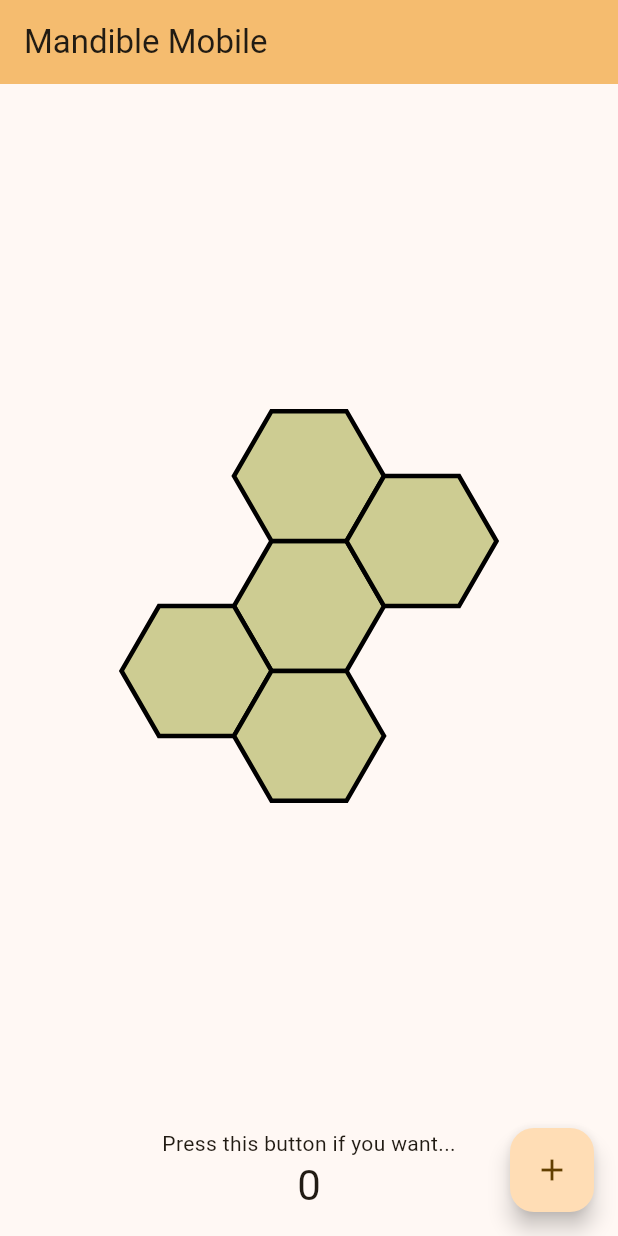
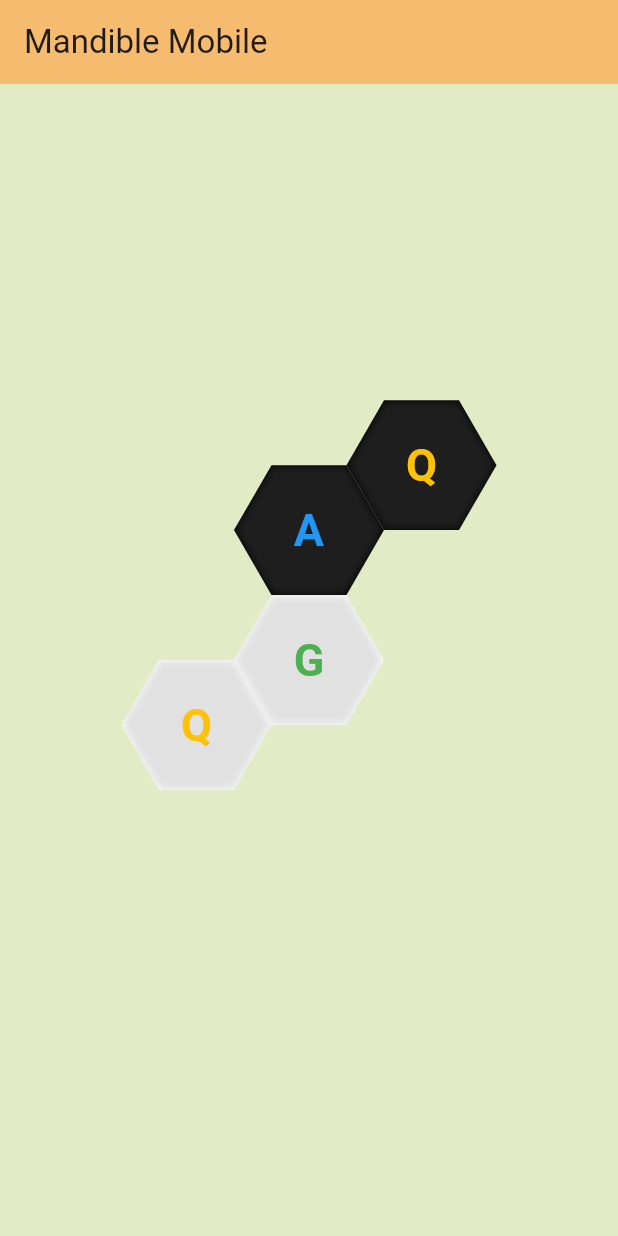
Before and after one commit to tom-corley/mandible_mobile, a Flutter app: the screen it shows after launch, on a phone screen of 412 x 824 dp. Run offline on Flutter 3.47's test engine with Material 3 defaults, Android fonts, the phone set to English and light mode, and no system bars.

Commit message:
fleshing out pieces a bit more.

```diff
--- /dev/null
+++ b/lib/constants.dart
@@ -0,0 +1,47 @@
+import 'package:flutter/material.dart';
+
+enum Player {
+  white(Colors.white),
+  black(Colors.black);
+
+  const Player(this.color);
+
+  final Color color;
+}
+
+enum PieceType {
+  queenBee('Q', Colors.amber),
+  beetle('B', Colors.purple),
+  grasshopper('G', Colors.green),
+  spider('S', Colors.brown),
+  ant('A', Colors.blue),
+  ladybug('L', Colors.red),
+  mosquito('M', Colors.grey),
+  pillbug('P', Colors.teal);
+
+  const PieceType(this.label, this.color);
+
+  final String label;
+  final Color color;
+}
+
+// Number of each piece type per player in the standard Hive game.
+const Map<PieceType, int> standardCounts = {
+  PieceType.queenBee: 1,
+  PieceType.beetle: 2,
+  PieceType.grasshopper: 3,
+  PieceType.spider: 2,
+  PieceType.ant: 3,
+};
+
+// Extended set including the Ladybug, Mosquito, and Pillbug expansions.
+const Map<PieceType, int> fullCounts = {
+  PieceType.queenBee: 1,
+  PieceType.beetle: 2,
+  PieceType.grasshopper: 3,
+  PieceType.spider: 2,
+  PieceType.ant: 3,
+  PieceType.ladybug: 1,
+  PieceType.mosquito: 1,
+  PieceType.pillbug: 1,
+};
--- a/lib/main.dart
+++ b/lib/main.dart
@@ -1,5 +1,7 @@
 import 'package:flutter/material.dart';
 import 'widgets/board.dart';
+import 'models.dart';
+import 'constants.dart';
 
 void main() {
   runApp(const MyApp());
@@ -14,21 +16,6 @@ class MyApp extends StatelessWidget {
     return MaterialApp(
       title: 'Flutter Demo',
       theme: ThemeData(
-        // This is the theme of your application.
-        //
-        // TRY THIS: Try running your application with "flutter run". You'll see
-        // the application has a purple toolbar. Then, without quitting the app,
-        // try changing the seedColor in the colorScheme below to Colors.green
-        // and then invoke "hot reload" (save your changes or press the "hot
-        // reload" button in a Flutter-supported IDE, or press "r" if you used
-        // the command line to start the app).
-        //
-        // Notice that the counter didn't reset back to zero; the application
-        // state is not lost during the reload. To reset the state, use hot
-        // restart instead.
-        //
-        // This works for code too, not just values: Most code changes can be
-        // tested with just a hot reload.
         colorScheme: .fromSeed(
           seedColor: const Color.fromARGB(255, 237, 158, 21),
         ),
@@ -41,68 +28,31 @@ class MyApp extends StatelessWidget {
 class MyHomePage extends StatefulWidget {
   const MyHomePage({super.key, required this.title});
 
-  // This widget is the home page of your application. It is stateful, meaning
-  // that it has a State object (defined below) that contains fields that affect
-  // how it looks.
-
-  // This class is the configuration for the state. It holds the values (in this
-  // case the title) provided by the parent (in this case the App widget) and
-  // used by the build method of the State. Fields in a Widget subclass are
-  // always marked "final".
-
   final String title;
 
   @override
   State<MyHomePage> createState() => _MyHomePageState();
 }
 
+const _samplePieces = [
+  // White
+  Piece(q: 0, r: 0, player: Player.white, type: PieceType.grasshopper),
+  Piece(q: -1, r: 0, player: Player.white, type: PieceType.queenBee),
+  // Black
+  Piece(q: 1, r: 1, player: Player.black, type: PieceType.queenBee),
+  Piece(q: 0, r: 1, player: Player.black, type: PieceType.ant),
+];
+
 class _MyHomePageState extends State<MyHomePage> {
-  int _counter = 0;
-
-  void _incrementCounter() {
-    setState(() {
-      // This call to setState tells the Flutter framework that something has
-      // changed in this State, which causes it to rerun the build method below
-      // so that the display can reflect the updated values. If we changed
-      // _counter without calling setState(), then the build method would not be
-      // called again, and so nothing would appear to happen.
-      _counter++;
-    });
-  }
-
   @override
   Widget build(BuildContext context) {
-    // This method is rerun every time setState is called, for instance as done
-    // by the _incrementCounter method above.
-    //
-    // The Flutter framework has been optimized to make rerunning build methods
-    // fast, so that you can just rebuild anything that needs updating rather
-    // than having to individually change instances of widgets.
     return Scaffold(
       appBar: AppBar(
-        // TRY THIS: Try changing the color here to a specific color (to
-        // Colors.amber, perhaps?) and trigger a hot reload to see the AppBar
-        // change color while the other colors stay the same.
         backgroundColor: Theme.of(context).colorScheme.inversePrimary,
-        // Here we take the value from the MyHomePage object that was created by
-        // the App.build method, and use it to set our appbar title.
         title: Text(widget.title),
       ),
-      body: Column(
-        children: [
-          const Expanded(
-            child: Board(hexes: [(0, 0), (0, 1), (1, 0), (-1, 0), (0, -1)]),
-          ),
-          const Text('Press this button if you want...'),
-          Text('$_counter', style: Theme.of(context).textTheme.headlineMedium),
-          const SizedBox(height: 16),
-        ],
-      ),
-      floatingActionButton: FloatingActionButton(
-        onPressed: _incrementCounter,
-        tooltip: 'Increment',
-        child: const Icon(Icons.add),
-      ),
+      backgroundColor: const Color.fromARGB(255, 226, 234, 198),
+      body: const Board(pieces: _samplePieces),
     );
   }
 }
--- /dev/null
+++ b/lib/models.dart
@@ -0,0 +1,15 @@
+import 'constants.dart';
+
+class Piece {
+  final int q;
+  final int r;
+  final Player player;
+  final PieceType type;
+
+  const Piece({
+    required this.q,
+    required this.r,
+    required this.player,
+    required this.type,
+  });
+}
--- a/lib/widgets/board.dart
+++ b/lib/widgets/board.dart
@@ -1,36 +1,47 @@
 import 'dart:math' as math;
 import 'package:flutter/material.dart';
 import 'hexagon.dart';
+import '../models.dart';
 
 class Board extends StatelessWidget {
-  final List<(int, int)> hexes;
+  final List<Piece> pieces;
   final double hexSize;
 
-  const Board({super.key, required this.hexes, this.hexSize = 50});
+  const Board({
+    super.key,
+    required this.pieces,
+    this.hexSize = 50,
+  });
 
   @override
   Widget build(BuildContext context) {
     return LayoutBuilder(
       builder: (context, constraints) {
         final origin = Offset(constraints.maxWidth / 2, constraints.maxHeight / 2);
+        final hexH = hexSize * math.sqrt(3);
+
         return InteractiveViewer(
-          boundaryMargin: const EdgeInsets.all(double.infinity),
-          minScale: 0.1,
+          boundaryMargin: EdgeInsets.zero,
+          minScale: 0.3,
           maxScale: 5.0,
           child: SizedBox(
             width: constraints.maxWidth,
             height: constraints.maxHeight,
             child: Stack(
               children: [
-                for (final (q, r) in hexes)
-                  Builder(builder: (context) {
-                    final center = Hexagon.pixelCenter(q, r, hexSize) + origin;
-                    return Positioned(
-                      left: center.dx - hexSize,
-                      top: center.dy - hexSize * math.sqrt(3) / 2,
-                      child: Hexagon(q: q, r: r, size: hexSize),
-                    );
-                  }),
+                for (final piece in pieces)
+                  Positioned(
+                    left: Hexagon.pixelCenter(piece.q, piece.r, hexSize).dx + origin.dx - hexSize,
+                    top: Hexagon.pixelCenter(piece.q, piece.r, hexSize).dy + origin.dy - hexH / 2,
+                    child: Hexagon(
+                      q: piece.q,
+                      r: piece.r,
+                      size: hexSize,
+                      player: piece.player,
+                      label: piece.type.label,
+                      labelColor: piece.type.color,
+                    ),
+                  ),
               ],
             ),
           ),
--- a/lib/widgets/hexagon.dart
+++ b/lib/widgets/hexagon.dart
@@ -2,20 +2,26 @@
 
 import 'dart:math' as math;
 import 'package:flutter/material.dart';
+import 'package:mandible_mobile/constants.dart';
 
 class Hexagon extends StatelessWidget {
   final int q;
   final int r;
   final double size;
   final Color color;
+  final String? label;
+  final Color labelColor;
+  final Player? player;
 
-  // constructor
   const Hexagon({
     super.key,
     required this.q,
     required this.r,
     required this.size,
     this.color = const Color.fromARGB(255, 205, 204, 146),
+    this.label,
+    this.labelColor = Colors.black,
+    this.player,
   });
 
   /// Pixel center of the hex at (q, r) relative to an arbitrary origin point.
@@ -28,7 +34,12 @@ class Hexagon extends StatelessWidget {
   // build widget (equivalent to render of a component in React)
   @override
   Widget build(BuildContext context) => CustomPaint(
-        painter: _HexPainter(size: size, color: color),
+        painter: _HexPainter(
+          size: size,
+          color: player?.color ?? color,
+          label: label,
+          labelColor: labelColor,
+        ),
         size: Size(size * 2, size * math.sqrt(3)),
       );
 }
@@ -36,8 +47,10 @@ class Hexagon extends StatelessWidget {
 class _HexPainter extends CustomPainter {
   final double size;
   final Color color;
+  final String? label;
+  final Color labelColor;
 
-  const _HexPainter({required this.size, required this.color});
+  const _HexPainter({required this.size, required this.color, this.label, this.labelColor = Colors.black});
 
   @override
   void paint(Canvas canvas, Size canvasSize) {
@@ -55,13 +68,27 @@ class _HexPainter extends CustomPainter {
     canvas.drawPath(
       path,
       Paint()
-        ..color = Colors.black
-        ..style = PaintingStyle.stroke
-        ..strokeWidth = 3.0,
+        ..color = (color.computeLuminance() < 0.5 ? Colors.white : Colors.black).withAlpha(30)
+        ..maskFilter = const MaskFilter.blur(BlurStyle.inner, 3),
     );
+
+    if (label != null && label!.isNotEmpty) {
+      final tp = TextPainter(
+        text: TextSpan(
+          text: label,
+          style: TextStyle(
+            color: labelColor,
+            fontSize: size * 0.6,
+            fontWeight: FontWeight.bold,
+          ),
+        ),
+        textDirection: TextDirection.ltr,
+      )..layout();
+      tp.paint(canvas, Offset(cx - tp.width / 2, cy - tp.height / 2));
+    }
   }
 
   @override
   bool shouldRepaint(_HexPainter old) =>
-      size != old.size || color != old.color;
+      size != old.size || color != old.color || label != old.label || labelColor != old.labelColor;
 }
```
